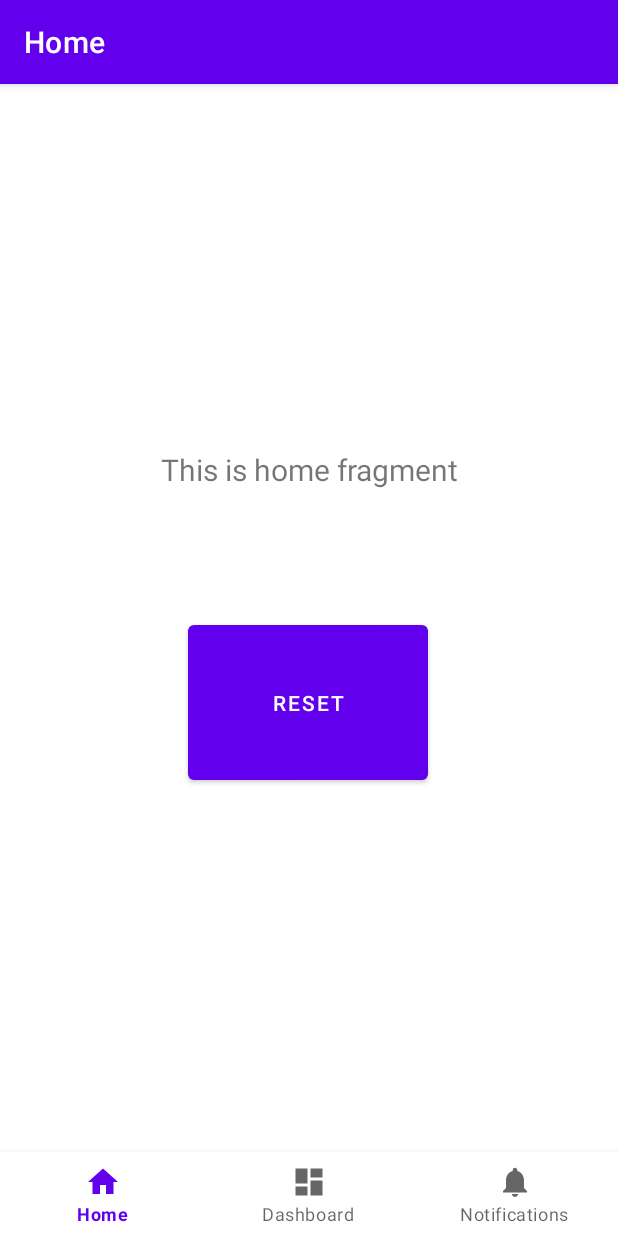
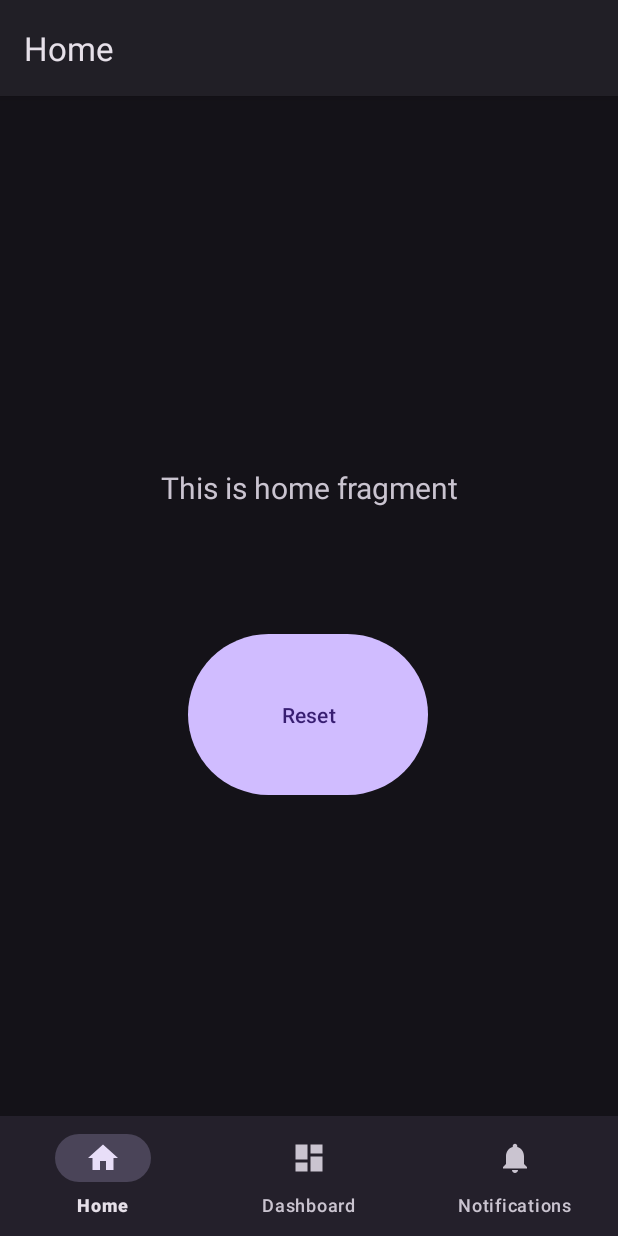
Before and after one commit to jaysstewart/CupholderJava, an Android app: the screen it shows after launch (MainActivity), on a phone screen of 412 x 824 dp. Run offline under Robolectric (Android 15) with nearby library versions, the phone set to English and light mode, and no system bars; our stand-ins replace navigation-ui.

Commit message:
Changed theme and added button listener

```diff
--- a/app/src/main/java/com/example/cupholderjava/ui/home/HomeFragment.java
+++ b/app/src/main/java/com/example/cupholderjava/ui/home/HomeFragment.java
@@ -4,12 +4,14 @@ import android.os.Bundle;
 import android.view.LayoutInflater;
 import android.view.View;
 import android.view.ViewGroup;
+import android.widget.Button;
 import android.widget.TextView;
 
 import androidx.annotation.NonNull;
 import androidx.fragment.app.Fragment;
 import androidx.lifecycle.ViewModelProvider;
 
+import com.example.cupholderjava.R;
 import com.example.cupholderjava.databinding.FragmentHomeBinding;
 
 public class HomeFragment extends Fragment {
@@ -30,6 +32,14 @@ public class HomeFragment extends Fragment {
     }
 
     @Override
+    public void onStart() {
+        super.onStart();
+        Button resetButton = getView().findViewById(R.id.resetButton);
+        resetButton.setOnClickListener(v -> System.out.println("Test") );
+
+    }
+
+    @Override
     public void onDestroyView() {
         super.onDestroyView();
         binding = null;
--- a/app/src/main/res/layout/fragment_home.xml
+++ b/app/src/main/res/layout/fragment_home.xml
@@ -23,7 +23,7 @@
         app:layout_constraintVertical_bias="0.265" />
 
     <Button
-        android:id="@+id/button"
+        android:id="@+id/resetButton"
         android:layout_width="160dp"
         android:layout_height="115dp"
         android:text="Reset"
--- a/app/src/main/res/values-night/themes.xml
+++ /dev/null
@@ -1,16 +0,0 @@
-<resources xmlns:tools="http://schemas.android.com/tools">
-    <!-- Base application theme. -->
-    <style name="Theme.CupholderJava" parent="Theme.MaterialComponents.DayNight.DarkActionBar">
-        <!-- Primary brand color. -->
-        <item name="colorPrimary">@color/purple_200</item>
-        <item name="colorPrimaryVariant">@color/purple_700</item>
-        <item name="colorOnPrimary">@color/black</item>
-        <!-- Secondary brand color. -->
-        <item name="colorSecondary">@color/teal_200</item>
-        <item name="colorSecondaryVariant">@color/teal_200</item>
-        <item name="colorOnSecondary">@color/black</item>
-        <!-- Status bar color. -->
-        <item name="android:statusBarColor">?attr/colorPrimaryVariant</item>
-        <!-- Customize your theme here. -->
-    </style>
-</resources>
--- a/app/src/main/res/values/themes.xml
+++ b/app/src/main/res/values/themes.xml
@@ -1,16 +1,6 @@
 <resources xmlns:tools="http://schemas.android.com/tools">
     <!-- Base application theme. -->
-    <style name="Theme.CupholderJava" parent="Theme.MaterialComponents.DayNight.DarkActionBar">
-        <!-- Primary brand color. -->
-        <item name="colorPrimary">@color/purple_500</item>
-        <item name="colorPrimaryVariant">@color/purple_700</item>
-        <item name="colorOnPrimary">@color/white</item>
-        <!-- Secondary brand color. -->
-        <item name="colorSecondary">@color/teal_200</item>
-        <item name="colorSecondaryVariant">@color/teal_700</item>
-        <item name="colorOnSecondary">@color/black</item>
-        <!-- Status bar color. -->
-        <item name="android:statusBarColor">?attr/colorPrimaryVariant</item>
-        <!-- Customize your theme here. -->
+    <style name="Theme.CupholderJava" parent="Theme.Material3.Dark">
+
     </style>
 </resources>
```
